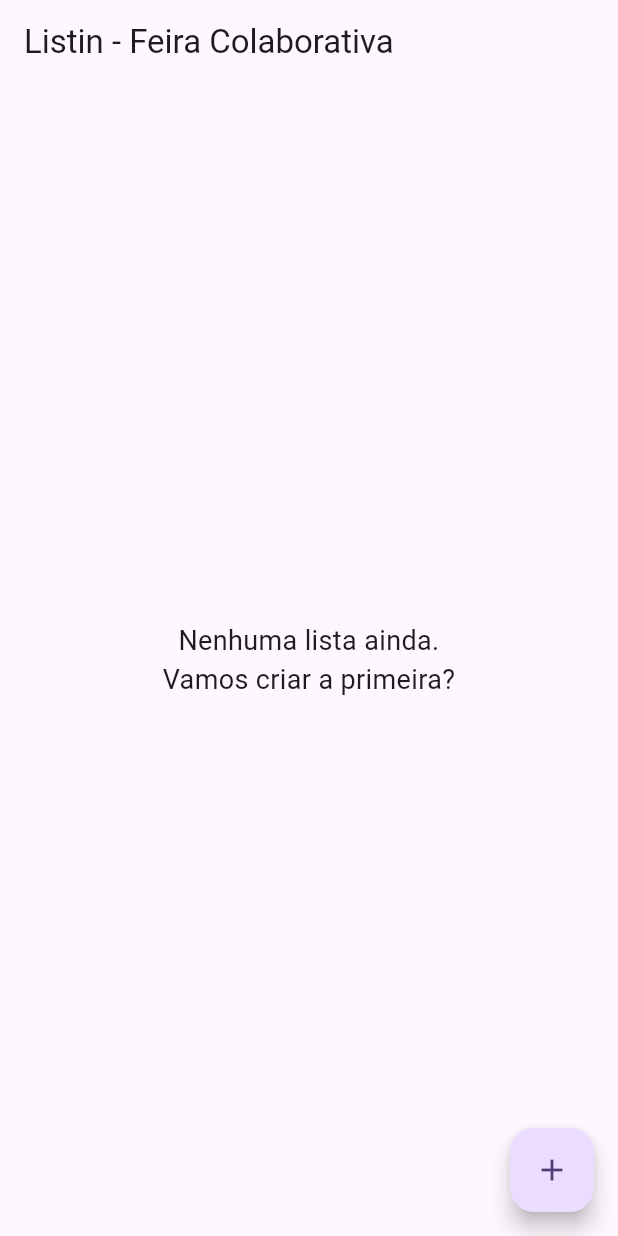
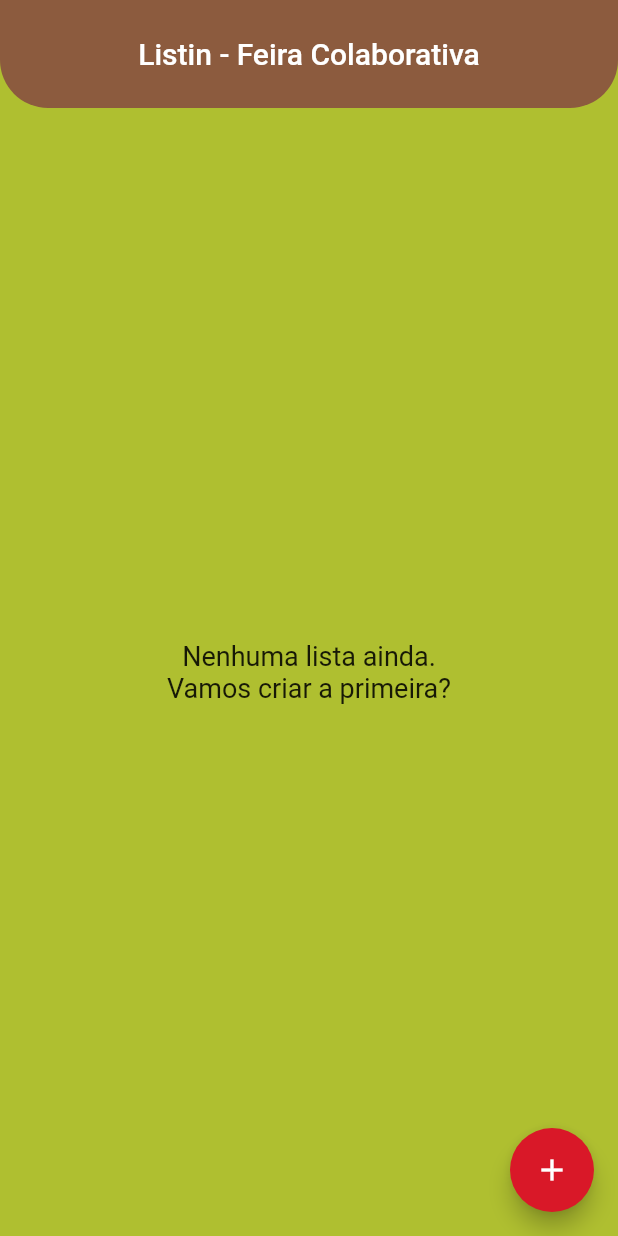
Before and after one commit to danielrgb23/listins, a Flutter app: the screen it shows after launch, on a phone screen of 412 x 824 dp. Run offline on Flutter 3.47's test engine with Material 2 defaults, Android fonts, the phone set to English and light mode, and no system bars; our stand-ins replace cloud_firestore, firebase_core; accounts and stored records are empty.

Commit message:
feat: configure theme data

```diff
--- /dev/null
+++ b/lib/_core/my_colors.dart
@@ -0,0 +1,122 @@
+import 'package:flutter/material.dart';
+
+class MyColors {
+  static const MaterialColor red = MaterialColor(_redPrimaryValue, <int, Color>{
+    50: Color(0xFFFAE3E5),
+    100: Color(0xFFF4BABF),
+    200: Color(0xFFEC8C94),
+    300: Color(0xFFE45D69),
+    400: Color(0xFFDF3B48),
+    500: Color(_redPrimaryValue),
+    600: Color(0xFFD51524),
+    700: Color(0xFFCF111E),
+    800: Color(0xFFCA0E18),
+    900: Color(0xFFC0080F),
+  });
+  static const int _redPrimaryValue = 0xFFD91828;
+
+  static const MaterialColor redAccent =
+      MaterialColor(_redAccentValue, <int, Color>{
+    100: Color(0xFFFFEBEB),
+    200: Color(_redAccentValue),
+    400: Color(0xFFFF8587),
+    700: Color(0xFFFF6B6E),
+  });
+  static const int _redAccentValue = 0xFFFFB8B9;
+
+  static const MaterialColor blue =
+      MaterialColor(_bluePrimaryValue, <int, Color>{
+    50: Color(0xFFE8EDF4),
+    100: Color(0xFFC5D2E4),
+    200: Color(0xFF9EB5D3),
+    300: Color(0xFF7797C1),
+    400: Color(0xFF5980B3),
+    500: Color(_bluePrimaryValue),
+    600: Color(0xFF36629E),
+    700: Color(0xFF2E5795),
+    800: Color(0xFF274D8B),
+    900: Color(0xFF1A3C7B),
+  });
+  static const int _bluePrimaryValue = 0xFF3C6AA6;
+
+  static const MaterialColor blueAccent =
+      MaterialColor(_blueAccentValue, <int, Color>{
+    100: Color(0xFFB4CCFF),
+    200: Color(_blueAccentValue),
+    400: Color(0xFF4E87FF),
+    700: Color(0xFF3575FF),
+  });
+  static const int _blueAccentValue = 0xFF81A9FF;
+
+  static const MaterialColor green =
+      MaterialColor(_greenPrimaryValue, <int, Color>{
+    50: Color(0xFFF5F7E6),
+    100: Color(0xFFE7ECC1),
+    200: Color(0xFFD7DF98),
+    300: Color(0xFFC7D26E),
+    400: Color(0xFFBBC94F),
+    500: Color(_greenPrimaryValue),
+    600: Color(0xFFA8B92B),
+    700: Color(0xFF9FB124),
+    800: Color(0xFF96A91E),
+    900: Color(0xFF869B13),
+  });
+  static const int _greenPrimaryValue = 0xFFAFBF30;
+
+  static const MaterialColor greenAccent =
+      MaterialColor(_greenAccentValue, <int, Color>{
+    100: Color(0xFFF7FFCE),
+    200: Color(_greenAccentValue),
+    400: Color(0xFFE5FF68),
+    700: Color(0xFFE1FF4E),
+  });
+  static const int _greenAccentValue = 0xFFEEFF9B;
+
+  static const MaterialColor greenlight =
+      MaterialColor(_greenlightPrimaryValue, <int, Color>{
+    50: Color(0xFFF9FAEF),
+    100: Color(0xFFF0F4D6),
+    200: Color(0xFFE6ECBB),
+    300: Color(0xFFDCE4A0),
+    400: Color(0xFFD5DF8B),
+    500: Color(_greenlightPrimaryValue),
+    600: Color(0xFFC8D56F),
+    700: Color(0xFFC1CF64),
+    800: Color(0xFFBACA5A),
+    900: Color(0xFFAEC047),
+  });
+  static const int _greenlightPrimaryValue = 0xFFCDD977;
+
+  static const MaterialColor greenlightAccent =
+      MaterialColor(_greenlightAccentValue, <int, Color>{
+    100: Color(0xFFFFFFFF),
+    200: Color(_greenlightAccentValue),
+    400: Color(0xFFF3FFB2),
+    700: Color(0xFFEFFF98),
+  });
+  static const int _greenlightAccentValue = 0xFFFBFFE5;
+
+  static const MaterialColor brown =
+      MaterialColor(_brownPrimaryValue, <int, Color>{
+    50: Color(0xFFF1EBE8),
+    100: Color(0xFFDDCEC5),
+    200: Color(0xFFC6AD9F),
+    300: Color(0xFFAF8C78),
+    400: Color(0xFF9D745B),
+    500: Color(_brownPrimaryValue),
+    600: Color(0xFF845338),
+    700: Color(0xFF794930),
+    800: Color(0xFF6F4028),
+    900: Color(0xFF5C2F1B),
+  });
+  static const int _brownPrimaryValue = 0xFF8C5B3E;
+
+  static const MaterialColor brownAccent =
+      MaterialColor(_brownAccentValue, <int, Color>{
+    100: Color(0xFFFFB69A),
+    200: Color(_brownAccentValue),
+    400: Color(0xFFFF6C34),
+    700: Color(0xFFFF5A1A),
+  });
+  static const int _brownAccentValue = 0xFFFF9167;
+}
--- a/lib/firestore/presentation/home_screen.dart
+++ b/lib/firestore/presentation/home_screen.dart
@@ -83,7 +83,10 @@ class _HomeScreenState extends State<HomeScreen> {
                         },
                         leading: const Icon(Icons.list_alt_rounded),
                         title: Text(model.name),
-                        subtitle: Text(model.id),
+
+                        // TODO : adicionar data
+                        // subtitle: Text(model.id),
+
                       ),
                     );
                   },
--- a/lib/main.dart
+++ b/lib/main.dart
@@ -1,6 +1,6 @@
-import 'package:cloud_firestore/cloud_firestore.dart';
 import 'package:flutter/material.dart';
 import 'package:firebase_core/firebase_core.dart';
+import 'package:listin/_core/my_colors.dart';
 import 'package:listin/firestore/presentation/home_screen.dart';
 import 'firebase_options.dart';
 
@@ -20,10 +20,28 @@ class MyApp extends StatelessWidget {
   @override
   Widget build(BuildContext context) {
     return MaterialApp(
-      title: 'Flutter Demo',
+      title: 'Listin - Lista Colaborativa',
+      debugShowCheckedModeBanner: false,
       theme: ThemeData(
-        colorScheme: ColorScheme.fromSeed(seedColor: Colors.deepPurple),
-        useMaterial3: true,
+        primarySwatch: MyColors.brown,
+        useMaterial3: false,
+        scaffoldBackgroundColor: MyColors.green,
+        floatingActionButtonTheme: const FloatingActionButtonThemeData(
+          backgroundColor: MyColors.red,
+        ),
+        listTileTheme: const ListTileThemeData(
+          iconColor: MyColors.blue,
+        ),
+        appBarTheme: const AppBarTheme(
+          toolbarHeight: 72,
+          centerTitle: true,
+          elevation: 0,
+          shape: RoundedRectangleBorder(
+            borderRadius: BorderRadius.vertical(
+              bottom: Radius.circular(32),
+            ),
+          ),
+        ),
       ),
       home: const HomeScreen(),
     );
```
